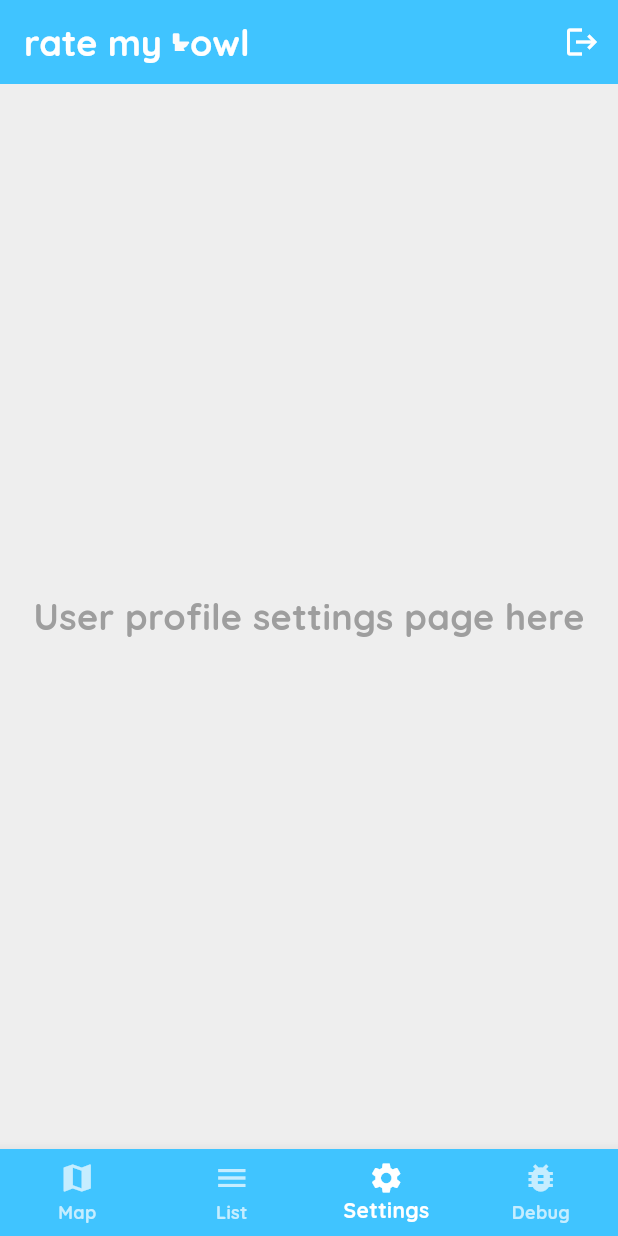
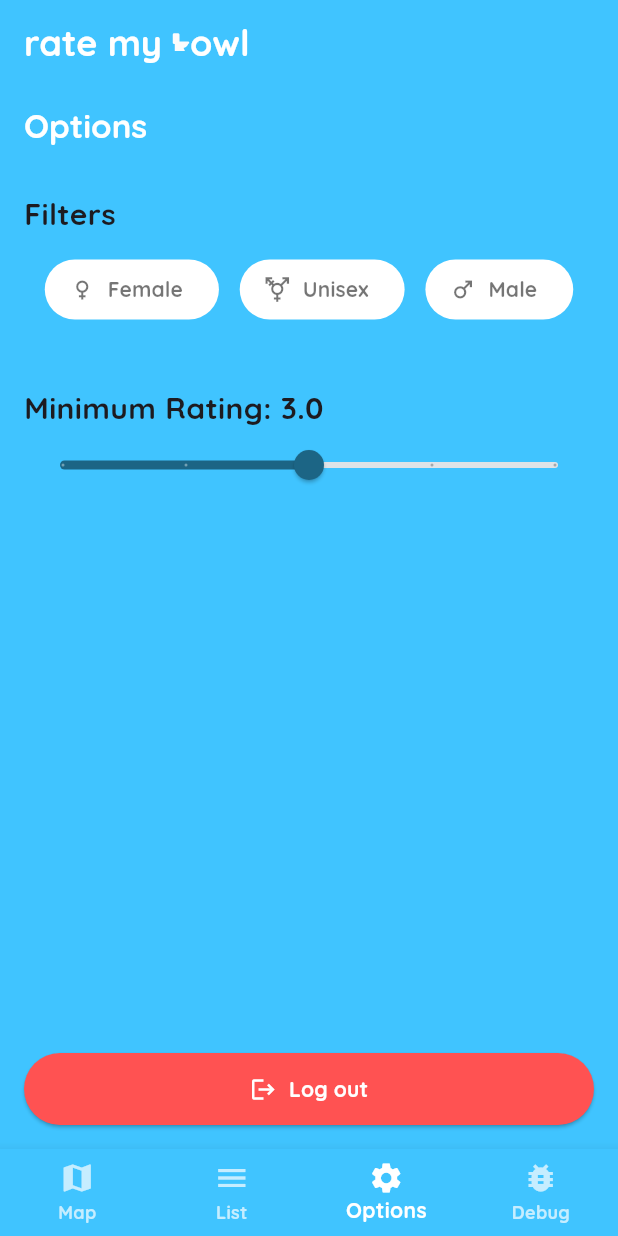
Before and after one commit to pgattic/ratemybowl, a Flutter app: the screen it shows once a user with an empty profile is signed in, item 3 of the bottom bar chosen, on a phone screen of 412 x 824 dp. Run offline on Flutter 3.47's test engine with Material 3 defaults, Android fonts, the phone set to English and light mode, and no system bars; our stand-ins replace audioplayers, flutter_dotenv, flutter_map, flutter_svg, google_fonts, latlong2 and 3 more; accounts and stored records are empty; network calls fail.

Commit message:
feat: adding the options screen

```diff
--- a/lib/screens/home_screen.dart
+++ b/lib/screens/home_screen.dart
@@ -5,7 +5,7 @@ import 'package:rate_my_bowl/services/auth_service.dart';
 import 'package:provider/provider.dart';
 import 'package:rate_my_bowl/screens/map_screen.dart';
 import 'package:rate_my_bowl/screens/list_screen.dart';
-import 'package:rate_my_bowl/screens/settings_screen.dart';
+import 'package:rate_my_bowl/screens/options_screen.dart';
 import 'package:rate_my_bowl/screens/debug_screen.dart';
 
 class HomeScreen extends StatefulWidget {
@@ -21,7 +21,7 @@ class _HomeScreenState extends State<HomeScreen> {
   final List<Widget> _pages = [
     const MapScreen(),
     const ListScreen(),
-    const SettingsScreen(),
+    const OptionsScreen(),
     const DebugScreen(),
   ];
 
@@ -59,14 +59,8 @@ class _HomeScreenState extends State<HomeScreen> {
             ),
           ],
         ),
-        actions: [
-          IconButton(
-            onPressed: () {
-              context.read<AuthService>().logout();
-            },
-            icon: const Icon(Icons.logout, color: Colors.white),
-          ),
-        ],
+  // no actions here; logout moved into Options screen
+  actions: [],
       ),
       body: _pages[_selectedIndex],
       bottomNavigationBar: BottomNavigationBar(
@@ -91,7 +85,7 @@ class _HomeScreenState extends State<HomeScreen> {
           ),
           BottomNavigationBarItem(
             icon: Icon(Icons.settings),
-            label: 'Settings',
+            label: 'Options',
           ),
           BottomNavigationBarItem(
             icon: Icon(Icons.bug_report),
--- /dev/null
+++ b/lib/screens/options_screen.dart
@@ -0,0 +1,145 @@
+import 'package:flutter/material.dart';
+import 'package:google_fonts/google_fonts.dart';
+import 'package:provider/provider.dart';
+import 'package:rate_my_bowl/services/auth_service.dart';
+import 'package:shared_preferences/shared_preferences.dart';
+
+class OptionsScreen extends StatefulWidget {
+  const OptionsScreen({super.key});
+
+  @override
+  State<OptionsScreen> createState() => _OptionsScreenState();
+}
+
+class _OptionsScreenState extends State<OptionsScreen> {
+  bool _femaleOn = false;
+  bool _maleOn = false;
+  bool _unisexOn = false;
+  double _minRating = 3.0;
+
+  void _toggleFemale() {
+  setState(() => _femaleOn = !_femaleOn);
+  _savePrefs();
+  }
+
+  void _toggleMale() {
+    setState(() => _maleOn = !_maleOn);
+    _savePrefs();
+  }
+
+  void _toggleUnisex() {
+    setState(() => _unisexOn = !_unisexOn);
+    _savePrefs();
+  }
+
+  Future<void> _savePrefs() async {
+    final prefs = await SharedPreferences.getInstance();
+    await prefs.setBool('filter_female', _femaleOn);
+    await prefs.setBool('filter_male', _maleOn);
+  await prefs.setBool('filter_unisex', _unisexOn);
+  await prefs.setDouble('filter_min_rating', _minRating);
+  }
+
+  Future<void> _loadPrefs() async {
+    final prefs = await SharedPreferences.getInstance();
+    setState(() {
+      _femaleOn = prefs.getBool('filter_female') ?? false;
+      _maleOn = prefs.getBool('filter_male') ?? false;
+  _unisexOn = prefs.getBool('filter_unisex') ?? false;
+  _minRating = prefs.getDouble('filter_min_rating') ?? 3.0;
+    });
+  }
+
+  void _handleLogout() {
+    // Try to pop back to login; if you have an AuthService, call signOut there instead.
+    context.read<AuthService>().logout();
+  }
+
+  @override
+  void initState() {
+    super.initState();
+    _loadPrefs();
+  }
+
+  @override
+  Widget build(BuildContext context) {
+    return Scaffold(
+      appBar: AppBar(
+        title: Text('Options', style: GoogleFonts.quicksand(fontWeight: FontWeight.bold)),
+        backgroundColor: Colors.lightBlueAccent,
+        elevation: 0,
+      ),
+      body: Padding(
+        padding: const EdgeInsets.all(16.0),
+        child: Column(
+          crossAxisAlignment: CrossAxisAlignment.stretch,
+          children: [
+            Text('Filters', style: GoogleFonts.quicksand(fontSize: 20, fontWeight: FontWeight.bold)),
+            const SizedBox(height: 12),
+            Row(
+              mainAxisAlignment: MainAxisAlignment.spaceEvenly,
+              children: [
+                // Female toggle
+                ElevatedButton.icon(
+                  onPressed: _toggleFemale,
+                  icon: Icon(Icons.female, color: _femaleOn ? Colors.white : Colors.black54),
+                  label: Text('Female', style: GoogleFonts.quicksand(color: _femaleOn ? Colors.white : Colors.black54)),
+                  style: ElevatedButton.styleFrom(
+                    backgroundColor: _femaleOn ? Colors.pinkAccent : Colors.white,
+                    elevation: _femaleOn ? 4 : 0,
+                  ),
+                ),
+                // Unisex toggle
+                ElevatedButton.icon(
+                  onPressed: _toggleUnisex,
+                  icon: Icon(Icons.transgender, color: _unisexOn ? Colors.white : Colors.black54),
+                  label: Text('Unisex', style: GoogleFonts.quicksand(color: _unisexOn ? Colors.white : Colors.black54)),
+                  style: ElevatedButton.styleFrom(
+                    backgroundColor: _unisexOn ? Colors.green : Colors.white,
+                    elevation: _unisexOn ? 4 : 0,
+                  ),
+                ),
+                // Male toggle
+                ElevatedButton.icon(
+                  onPressed: _toggleMale,
+                  icon: Icon(Icons.male, color: _maleOn ? Colors.white : Colors.black54),
+                  label: Text('Male', style: GoogleFonts.quicksand(color: _maleOn ? Colors.white : Colors.black54)),
+                  style: ElevatedButton.styleFrom(
+                    backgroundColor: _maleOn ? Colors.blueAccent : Colors.white,
+                    elevation: _maleOn ? 4 : 0,
+                  ),
+                ),
+              ],
+            ),
+            const SizedBox(height: 24),
+            const SizedBox(height: 16),
+            // Show minimum rating above the slider as requested
+            Text('Minimum Rating: ${_minRating.toStringAsFixed(1)}', style: GoogleFonts.quicksand(fontSize: 20, fontWeight: FontWeight.bold)),
+            Slider(
+              value: _minRating,
+              min: 1.0,
+              max: 5.0,
+              divisions: 4,
+              label: _minRating.toStringAsFixed(1),
+              onChanged: (v) {
+                setState(() => _minRating = v);
+                _savePrefs();
+              },
+            ),
+            const SizedBox(height: 8),
+            const Spacer(),
+            ElevatedButton.icon(
+              onPressed: _handleLogout,
+              icon: const Icon(Icons.logout, color: Colors.white),
+              label: Text('Log out', style: GoogleFonts.quicksand(color: Colors.white)),
+              style: ElevatedButton.styleFrom(
+                backgroundColor: Colors.redAccent,
+                padding: const EdgeInsets.symmetric(vertical: 14.0),
+              ),
+            ),
+          ],
+        ),
+      ),
+    );
+  }
+}
--- a/lib/screens/settings_screen.dart
+++ /dev/null
@@ -1,22 +0,0 @@
-import 'package:flutter/material.dart';
-
-class SettingsScreen extends StatelessWidget {
-  const SettingsScreen({super.key});
-
-  @override
-  Widget build(BuildContext context) {
-    return Container(
-      color: Colors.grey[200],
-      child: const Center(
-        child: Text(
-          'User profile settings page here',
-          style: TextStyle(
-            fontSize: 24,
-            fontWeight: FontWeight.bold,
-            color: Colors.grey,
-          ),
-        ),
-      ),
-    );
-  }
-}
--- a/pubspec.yaml
+++ b/pubspec.yaml
@@ -45,6 +45,7 @@ dependencies:
   flutter_dotenv: ^6.0.0
   location: ^8.0.1
   url_launcher: ^6.2.1
+  shared_preferences: ^2.1.1
 
 dev_dependencies:
   flutter_test:
```
Also changed, not shown: pubspec.lock.
